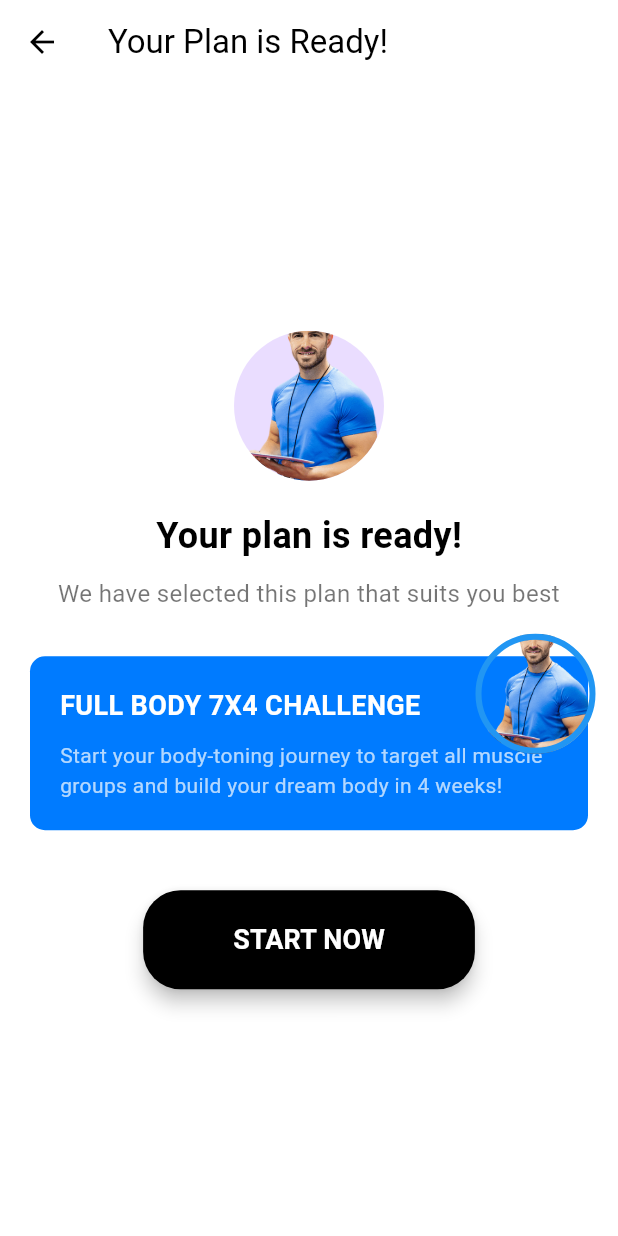
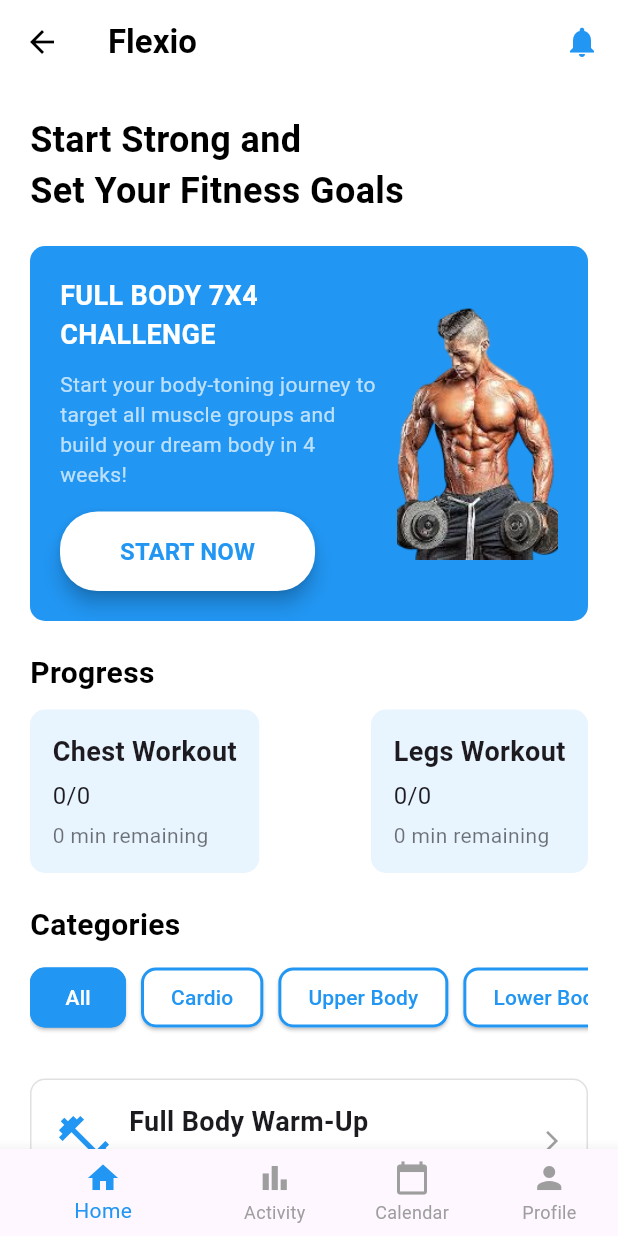
Before and after one commit to Abdimahad1/fitness_app_nodeJS, a Flutter app: the StartNowScreen screen opened directly, after a tap on "START NOW", on a phone screen of 412 x 824 dp. Run offline on Flutter 3.47's test engine with Material 3 defaults, Android fonts, the phone set to English and light mode, and no system bars.

Commit message:
authentication folder and it's files only and also the mainScreen files and activity file added  added

```diff
--- /dev/null
+++ b/lib/screens/mainScreens/home.dart
@@ -0,0 +1,379 @@
+import 'package:flutter/material.dart';
+import 'activity.dart'; // Import the ActivityScreen
+
+class HomeScreen extends StatefulWidget {
+  @override
+  _HomeScreenState createState() => _HomeScreenState();
+}
+
+class _HomeScreenState extends State<HomeScreen> {
+  int _currentIndex = 0; // Current selected index in the bottom nav bar
+  String selectedCategory = "All"; // Default selected category
+
+  @override
+  Widget build(BuildContext context) {
+    return Scaffold(
+      appBar: AppBar(
+        backgroundColor: Colors.white,
+        elevation: 0,
+        iconTheme: IconThemeData(color: Colors.black),
+        title: Text(
+          "Flexio",
+          style: TextStyle(color: Colors.black, fontSize: 22, fontWeight: FontWeight.bold),
+        ),
+        actions: [
+          IconButton(
+            icon: Icon(Icons.notifications, color: Colors.blue),
+            onPressed: () {
+              // Handle notifications
+            },
+          ),
+        ],
+      ),
+      body: SingleChildScrollView(
+        child: Container(
+          padding: EdgeInsets.all(20),
+          color: Colors.white,
+          child: Column(
+            crossAxisAlignment: CrossAxisAlignment.start,
+            children: [
+              // Welcome Message
+              Text(
+                "Start Strong and\nSet Your Fitness Goals",
+                style: TextStyle(
+                  fontSize: 24,
+                  fontWeight: FontWeight.bold,
+                  color: Colors.black,
+                ),
+              ),
+              SizedBox(height: 20),
+              // 7x4 Challenge Rectangle
+              Container(
+                padding: EdgeInsets.all(20),
+                decoration: BoxDecoration(
+                  color: Colors.blue,
+                  borderRadius: BorderRadius.circular(10),
+                ),
+                child: Row(
+                  crossAxisAlignment: CrossAxisAlignment.center,
+                  children: [
+                    // Text Section
+                    Expanded(
+                      flex: 2,
+                      child: Column(
+                        crossAxisAlignment: CrossAxisAlignment.start,
+                        children: [
+                          Text(
+                            "FULL BODY 7X4 CHALLENGE",
+                            style: TextStyle(
+                              fontSize: 18,
+                              fontWeight: FontWeight.bold,
+                              color: Colors.white,
+                            ),
+                          ),
+                          SizedBox(height: 10),
+                          Text(
+                            "Start your body-toning journey to target all muscle groups and build your dream body in 4 weeks!",
+                            style: TextStyle(
+                              fontSize: 14,
+                              color: Colors.white70,
+                            ),
+                          ),
+                          SizedBox(height: 15),
+                          ElevatedButton(
+                            onPressed: () {
+                              // Handle start action
+                            },
+                            style: ElevatedButton.styleFrom(
+                              backgroundColor: Colors.white,
+                              shape: RoundedRectangleBorder(
+                                borderRadius: BorderRadius.circular(25),
+                              ),
+                              padding: EdgeInsets.symmetric(horizontal: 40, vertical: 15),
+                              elevation: 5,
+                            ),
+                            child: Text(
+                              "START NOW",
+                              style: TextStyle(
+                                color: Colors.blue,
+                                fontSize: 16,
+                                fontWeight: FontWeight.bold,
+                              ),
+                            ),
+                          ),
+                        ],
+                      ),
+                    ),
+                    SizedBox(width: 10),
+                    // Image Section
+                    Expanded(
+                      flex: 1,
+                      child: Image.asset(
+                        'lib/assets/images/fullbody.png', // Replace with your image path
+                        fit: BoxFit.cover,
+                        height: 168, // Adjusted for better layout
+                      ),
+                    ),
+                  ],
+                ),
+              ),
+              SizedBox(height: 20),
+              // Progress Section
+              Text(
+                "Progress",
+                style: TextStyle(
+                  fontSize: 20,
+                  fontWeight: FontWeight.bold,
+                  color: Colors.black,
+                ),
+              ),
+              SizedBox(height: 10),
+              Row(
+                mainAxisAlignment: MainAxisAlignment.spaceBetween,
+                children: [
+                  ProgressCard(title: "Chest Workout", progress: "0/0", timeRemaining: "0 min remaining"),
+                  ProgressCard(title: "Legs Workout", progress: "0/0", timeRemaining: "0 min remaining"),
+                ],
+              ),
+              SizedBox(height: 20),
+              // Categories Section
+              Text(
+                "Categories",
+                style: TextStyle(
+                  fontSize: 20,
+                  fontWeight: FontWeight.bold,
+                  color: Colors.black,
+                ),
+              ),
+              SizedBox(height: 10),
+              SingleChildScrollView(
+                scrollDirection: Axis.horizontal,
+                child: Row(
+                  children: [
+                    CategoryButton(
+                      title: "All",
+                      isSelected: selectedCategory == "All",
+                      onPressed: () {
+                        setState(() {
+                          selectedCategory = "All";
+                        });
+                      },
+                    ),
+                    CategoryButton(
+                      title: "Cardio",
+                      isSelected: selectedCategory == "Cardio",
+                      onPressed: () {
+                        setState(() {
+                          selectedCategory = "Cardio";
+                        });
+                      },
+                    ),
+                    CategoryButton(
+                      title: "Upper Body",
+                      isSelected: selectedCategory == "Upper Body",
+                      onPressed: () {
+                        setState(() {
+                          selectedCategory = "Upper Body";
+                        });
+                      },
+                    ),
+                    CategoryButton(
+                      title: "Lower Body",
+                      isSelected: selectedCategory == "Lower Body",
+                      onPressed: () {
+                        setState(() {
+                          selectedCategory = "Lower Body";
+                        });
+                      },
+                    ),
+                    CategoryButton(
+                      title: "More Workouts",
+                      isSelected: selectedCategory == "More Workouts",
+                      onPressed: () {
+                        setState(() {
+                          selectedCategory = "More Workouts";
+                        });
+                      },
+                    ),
+                  ],
+                ),
+              ),
+              SizedBox(height: 20),
+              // Category-Specific Rectangles
+              ListView(
+                shrinkWrap: true,
+                physics: NeverScrollableScrollPhysics(),
+                children: selectedCategory == "Cardio"
+                    ? [
+                  ExerciseCard(title: "Cardio Warm-Up", subtitle: "15 Exercises • 20 Min"),
+                  ExerciseCard(title: "HIIT Cardio", subtitle: "12 Exercises • 25 Min"),
+                ]
+                    : selectedCategory == "Upper Body"
+                    ? [
+                  ExerciseCard(title: "Push-Ups", subtitle: "10 Exercises • 15 Min"),
+                  ExerciseCard(title: "Pull-Ups", subtitle: "8 Exercises • 10 Min"),
+                ]
+                    : selectedCategory == "Lower Body"
+                    ? [
+                  ExerciseCard(title: "Squats", subtitle: "12 Exercises • 20 Min"),
+                  ExerciseCard(title: "Lunges", subtitle: "10 Exercises • 15 Min"),
+                ]
+                    : selectedCategory == "More Workouts"
+                    ? [
+                  ExerciseCard(title: "Yoga", subtitle: "8 Exercises • 30 Min"),
+                  ExerciseCard(title: "Stretching", subtitle: "6 Exercises • 15 Min"),
+                ]
+                    : [
+                  ExerciseCard(title: "Full Body Warm-Up", subtitle: "20 Exercises • 22 Min"),
+                  ExerciseCard(title: "Full Body Challenge", subtitle: "25 Exercises • 30 Min"),
+                ],
+              ),
+            ],
+          ),
+        ),
+      ),
+      bottomNavigationBar: BottomNavigationBar(
+        currentIndex: _currentIndex,
+        onTap: (index) {
+          setState(() {
+            _currentIndex = index;
+            if (index == 1) {
+              // Navigate to ActivityScreen when the activity icon is tapped
+              Navigator.push(
+                context,
+                MaterialPageRoute(builder: (context) => ActivityScreen()),
+              );
+            }
+            // Add navigation logic here for other screens
+          });
+        },
+        selectedItemColor: Colors.blue,
+        unselectedItemColor: Colors.grey,
+        showUnselectedLabels: true,
+        items: [
+          BottomNavigationBarItem(
+            icon: Icon(Icons.home),
+            label: 'Home',
+          ),
+          BottomNavigationBarItem(
+            icon: Icon(Icons.bar_chart),
+            label: 'Activity',
+          ),
+          BottomNavigationBarItem(
+            icon: Icon(Icons.calendar_today),
+            label: 'Calendar',
+          ),
+          BottomNavigationBarItem(
+            icon: Icon(Icons.person),
+            label: 'Profile',
+          ),
+        ],
+      ),
+    );
+  }
+}
+
+// Progress Card Widget
+class ProgressCard extends StatelessWidget {
+  final String title;
+  final String progress;
+  final String timeRemaining;
+
+  ProgressCard({required this.title, required this.progress, required this.timeRemaining});
+
+  @override
+  Widget build(BuildContext context) {
+    return Container(
+      padding: EdgeInsets.all(15),
+      decoration: BoxDecoration(
+        color: Colors.blue.withOpacity(0.1),
+        borderRadius: BorderRadius.circular(10),
+      ),
+      child: Column(
+        crossAxisAlignment: CrossAxisAlignment.start,
+        children: [
+          Text(title, style: TextStyle(fontSize: 18, fontWeight: FontWeight.bold)),
+          SizedBox(height: 5),
+          Text(progress, style: TextStyle(fontSize: 16)),
+          SizedBox(height: 5),
+          Text(timeRemaining, style: TextStyle(fontSize: 14, color: Colors.black54)),
+        ],
+      ),
+    );
+  }
+}
+
+// Category Button Widget
+class CategoryButton extends StatelessWidget {
+  final String title;
+  final bool isSelected;
+  final VoidCallback onPressed;
+
+  CategoryButton({required this.title, required this.isSelected, required this.onPressed});
+
+  @override
+  Widget build(BuildContext context) {
+    return Padding(
+      padding: const EdgeInsets.only(right: 10),
+      child: ElevatedButton(
+        onPressed: onPressed,
+        style: ElevatedButton.styleFrom(
+          backgroundColor: isSelected ? Colors.blue : Colors.white,
+          side: BorderSide(color: Colors.blue, width: 2),
+          shape: RoundedRectangleBorder(
+            borderRadius: BorderRadius.circular(10),
+          ),
+          padding: EdgeInsets.symmetric(horizontal: 20, vertical: 10),
+        ),
+        child: Text(
+          title,
+          style: TextStyle(color: isSelected ? Colors.white : Colors.blue),
+        ),
+      ),
+    );
+  }
+}
+
+// Exercise Card Widget
+class ExerciseCard extends StatelessWidget {
+  final String title;
+  final String subtitle;
+
+  ExerciseCard({required this.title, required this.subtitle});
+
+  @override
+  Widget build(BuildContext context) {
+    return Container(
+      margin: EdgeInsets.symmetric(vertical: 10),
+      padding: EdgeInsets.all(15),
+      decoration: BoxDecoration(
+        color: Colors.white,
+        borderRadius: BorderRadius.circular(10),
+        border: Border.all(color: Colors.grey.shade300),
+      ),
+      child: Row(
+        children: [
+          Icon(Icons.fitness_center, color: Colors.blue, size: 40), // Replace with an appropriate icon or image
+          SizedBox(width: 10),
+          Expanded(
+            child: Column(
+              crossAxisAlignment: CrossAxisAlignment.start,
+              children: [
+                Text(
+                  title,
+                  style: TextStyle(fontSize: 18, fontWeight: FontWeight.bold),
+                ),
+                SizedBox(height: 5),
+                Text(
+                  subtitle,
+                  style: TextStyle(fontSize: 14, color: Colors.black54),
+                ),
+              ],
+            ),
+          ),
+          Icon(Icons.arrow_forward_ios, size: 16, color: Colors.grey),
+        ],
+      ),
+    );
+  }
+}
--- a/lib/screens/startUp/startNow.dart
+++ b/lib/screens/startUp/startNow.dart
@@ -1,4 +1,5 @@
 import 'package:flutter/material.dart';
+import '../mainScreens/home.dart'; // Correct import for HomeScreen
 
 class StartNowScreen extends StatelessWidget {
   @override
@@ -100,7 +101,11 @@
             // Start Now Button
             ElevatedButton(
               onPressed: () {
-                // Handle start action
+                // Navigate to the HomeScreen
+                Navigator.push(
+                  context,
+                  MaterialPageRoute(builder: (context) => HomeScreen()),
+                );
               },
               style: ElevatedButton.styleFrom(
                 backgroundColor: Colors.black,
--- a/pubspec.yaml
+++ b/pubspec.yaml
@@ -27,3 +27,4 @@
   # Asset Configuration
   assets:
     - lib/assets/images/coach.png
+    - lib/assets/images/fullbody.png
```
Also changed, not shown: lib/screens/mainScreens/activity.dart (added, +121 -0 lines), lib/assets/images/fullbody.png (added), lib/screens/authentications/login.dart (added), lib/screens/authentications/signUp.dart (added).
